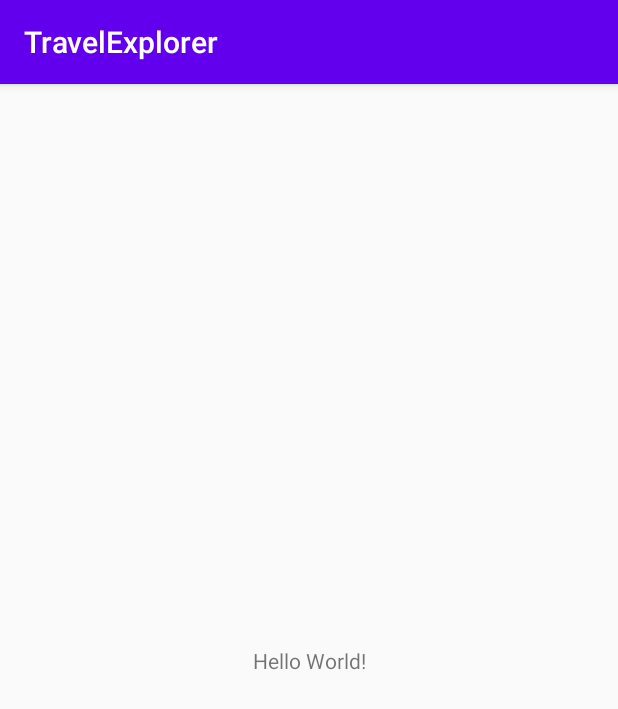
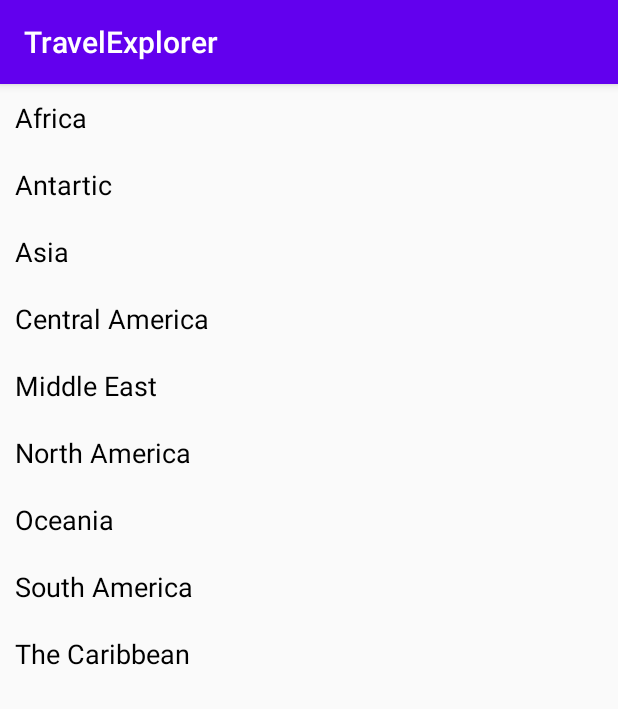
Before and after one commit to kcyl9/TravelExplorer, an Android app: the screen it shows after launch (MainActivity), on a phone screen of 412 x 824 dp. Shown: the top 709 px of the screen. Run offline under Robolectric (Android 15) with nearby library versions, the phone set to English and light mode, and no system bars.

Commit message:
Added regions list

```diff
--- a/app/build.gradle
+++ b/app/build.gradle
@@ -26,6 +26,7 @@ dependencies {
     implementation fileTree(dir: "libs", include: ["*.jar"])
     implementation 'androidx.appcompat:appcompat:1.2.0'
     implementation 'androidx.constraintlayout:constraintlayout:2.0.4'
+    implementation 'androidx.recyclerview:recyclerview:1.0.0'
     testImplementation 'junit:junit:4.12'
     androidTestImplementation 'androidx.test.ext:junit:1.1.2'
     androidTestImplementation 'androidx.test.espresso:espresso-core:3.3.0'
--- a/app/src/main/AndroidManifest.xml
+++ b/app/src/main/AndroidManifest.xml
@@ -17,5 +17,5 @@
             </intent-filter>
         </activity>
     </application>
-
+    <uses-permission android:name="android.permission.INTERNET" />
 </manifest>
--- a/app/src/main/java/edu/harvard/cs50/travelexplorer/MainActivity.java
+++ b/app/src/main/java/edu/harvard/cs50/travelexplorer/MainActivity.java
@@ -1,14 +1,34 @@
 package edu.harvard.cs50.travelexplorer;
 
 import androidx.appcompat.app.AppCompatActivity;
+import androidx.recyclerview.widget.LinearLayoutManager;
+import androidx.recyclerview.widget.RecyclerView;
 
 import android.os.Bundle;
 
+import java.util.ArrayList;
+import java.util.Arrays;
+import java.util.List;
+
 public class MainActivity extends AppCompatActivity {
+
+    private RecyclerView recyclerView;
+    private LinearLayoutManager linearLayoutManager;
+    List<String> regionsList = Arrays.asList("Africa", "Antartic", "Asia", "Central America", "Middle East", "North America", "Oceania", "South America", "The Caribbean");
+    List<String> regions = new ArrayList<>();
 
     @Override
     protected void onCreate(Bundle savedInstanceState) {
         super.onCreate(savedInstanceState);
         setContentView(R.layout.activity_main);
+
+        recyclerView = findViewById(R.id.recycler_view);
+        regions.addAll(regionsList);
+
+        linearLayoutManager = new LinearLayoutManager(getApplicationContext());
+        recyclerView.setLayoutManager(linearLayoutManager);
+
+        RegionAdapter regionAdapter = new RegionAdapter((ArrayList<String>) regions, MainActivity.this);
+        recyclerView.setAdapter(regionAdapter);
     }
 }
--- /dev/null
+++ b/app/src/main/java/edu/harvard/cs50/travelexplorer/RegionAdapter.java
@@ -0,0 +1,61 @@
+package edu.harvard.cs50.travelexplorer;
+
+import android.content.Context;
+import android.view.LayoutInflater;
+import android.view.View;
+import android.view.ViewGroup;
+import android.widget.TextView;
+import android.widget.Toast;
+
+import androidx.annotation.NonNull;
+import androidx.recyclerview.widget.RecyclerView;
+
+import java.util.ArrayList;
+import java.util.List;
+
+public class RegionAdapter extends RecyclerView.Adapter {
+
+    ArrayList regions;
+    Context context;
+
+    public RegionAdapter(ArrayList<String> regions, Context context) {
+        this.regions = regions;
+        this.context = context;
+    }
+
+    @NonNull
+    @Override
+    public RecyclerView.ViewHolder onCreateViewHolder(@NonNull ViewGroup parent, int viewType) {
+        View view = LayoutInflater.from(parent.getContext()).inflate(R.layout.region_row, parent, false);
+
+        return new ViewHolder(view);
+    }
+
+    @Override
+    public void onBindViewHolder(@NonNull RecyclerView.ViewHolder holder, final int position) {
+
+        ViewHolder regionViewHolder = (ViewHolder) holder;
+        regionViewHolder.region.setText((CharSequence) regions.get(position));
+        holder.itemView.setOnClickListener(new View.OnClickListener() {
+            @Override
+            public void onClick(View view) {
+                Toast.makeText(view.getContext(), (CharSequence) regions.get(position),Toast.LENGTH_LONG).show();
+            }
+        });
+    }
+
+    @Override
+    public int getItemCount() {
+        return regions.size();
+    }
+
+    public class ViewHolder extends RecyclerView.ViewHolder {
+
+        TextView region;
+
+        public ViewHolder(@NonNull View itemView) {
+            super(itemView);
+            region = itemView.findViewById(R.id.region_row_text_view);
+        }
+    }
+}
--- a/app/src/main/res/layout/activity_main.xml
+++ b/app/src/main/res/layout/activity_main.xml
@@ -6,13 +6,9 @@
     android:layout_height="match_parent"
     tools:context=".MainActivity">
 
-    <TextView
-        android:layout_width="wrap_content"
-        android:layout_height="wrap_content"
-        android:text="Hello World!"
-        app:layout_constraintBottom_toBottomOf="parent"
-        app:layout_constraintLeft_toLeftOf="parent"
-        app:layout_constraintRight_toRightOf="parent"
-        app:layout_constraintTop_toTopOf="parent" />
+    <androidx.recyclerview.widget.RecyclerView
+        android:layout_width="match_parent"
+        android:layout_height="match_parent"
+        android:id="@+id/recycler_view" />
 
 </androidx.constraintlayout.widget.ConstraintLayout>
--- /dev/null
+++ b/app/src/main/res/layout/region_row.xml
@@ -0,0 +1,17 @@
+<?xml version="1.0" encoding="utf-8"?>
+<LinearLayout xmlns:android="http://schemas.android.com/apk/res/android"
+    android:orientation="vertical"
+    android:layout_width="match_parent"
+    android:layout_height="wrap_content"
+    android:id="@+id/region_row"
+    android:padding="10dp"
+    android:clickable="true"
+    android:focusable="true"
+    android:foreground="?android:attr/selectableItemBackground">
+    <TextView
+        android:layout_width="match_parent"
+        android:layout_height="match_parent"
+        android:id="@+id/region_row_text_view"
+        android:textColor="#000000"
+        android:textSize="18dp" />
+</LinearLayout>
```
